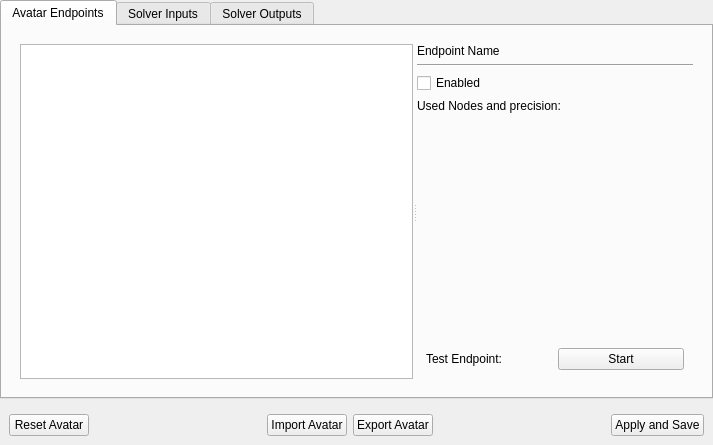
The window that FoxyFace/src/ui/qtcreator/AvatarCalibrationWidget.ui (Jeka8833/FoxyFace) describes before a commit, drawn with Qt 5.
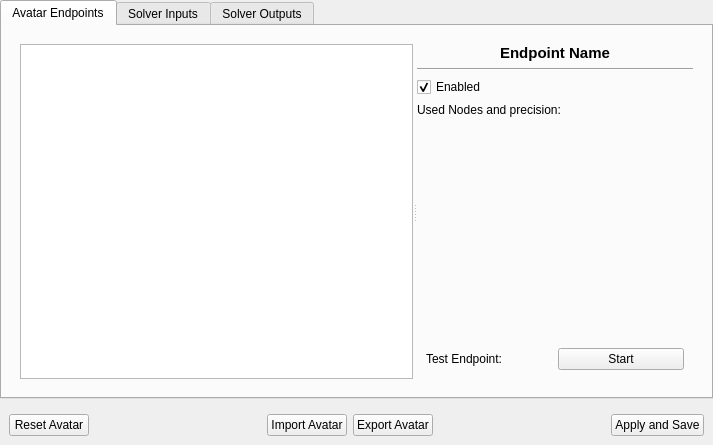
The same window after the commit.

```diff
--- a/FoxyFace/src/ui/qtcreator/AvatarCalibrationWidget.ui
+++ b/FoxyFace/src/ui/qtcreator/AvatarCalibrationWidget.ui
@@ -58,9 +58,18 @@
             <widget class="QWidget" name="endpoint_info_widget" native="true">
              <layout class="QVBoxLayout" name="verticalLayout_3">
               <item>
-               <widget class="QLabel" name="label">
+               <widget class="QLabel" name="endpoint_name_lb">
+                <property name="font">
+                 <font>
+                  <pointsize>11</pointsize>
+                  <bold>true</bold>
+                 </font>
+                </property>
                 <property name="text">
-                 <string>Endpoint Name</string>
+                 <string notr="true">Endpoint Name</string>
+                </property>
+                <property name="alignment">
+                 <set>Qt::AlignmentFlag::AlignCenter</set>
                 </property>
                </widget>
               </item>
@@ -76,6 +85,9 @@
                 <property name="text">
                  <string>Enabled</string>
                 </property>
+                <property name="checked">
+                 <bool>true</bool>
+                </property>
                </widget>
               </item>
               <item>
```
Left out of the diff: 31 changed lines with no effect on the pictures.
